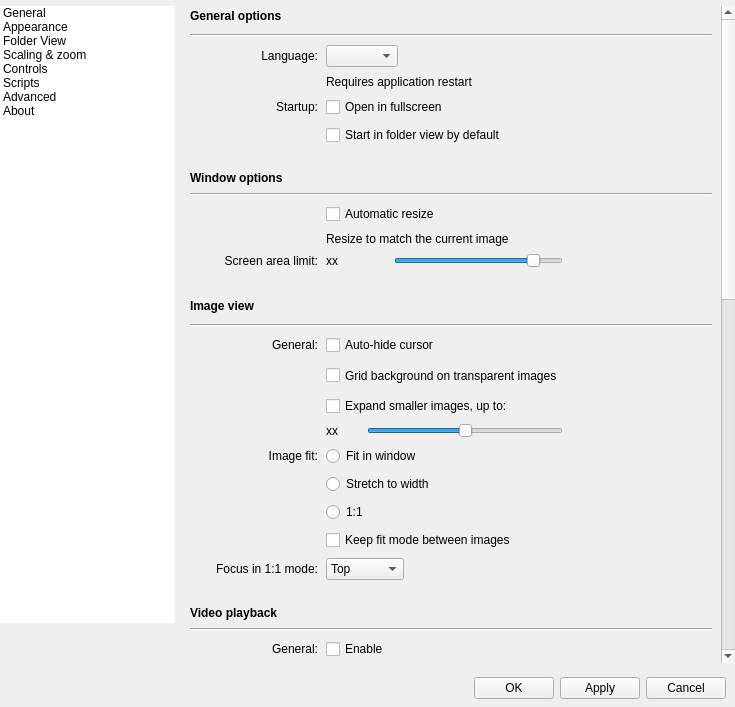
Before: the Qt Designer form qimgv/gui/dialogs/settingsdialog.ui in do-i/thumbgrid, drawn with Qt 5.
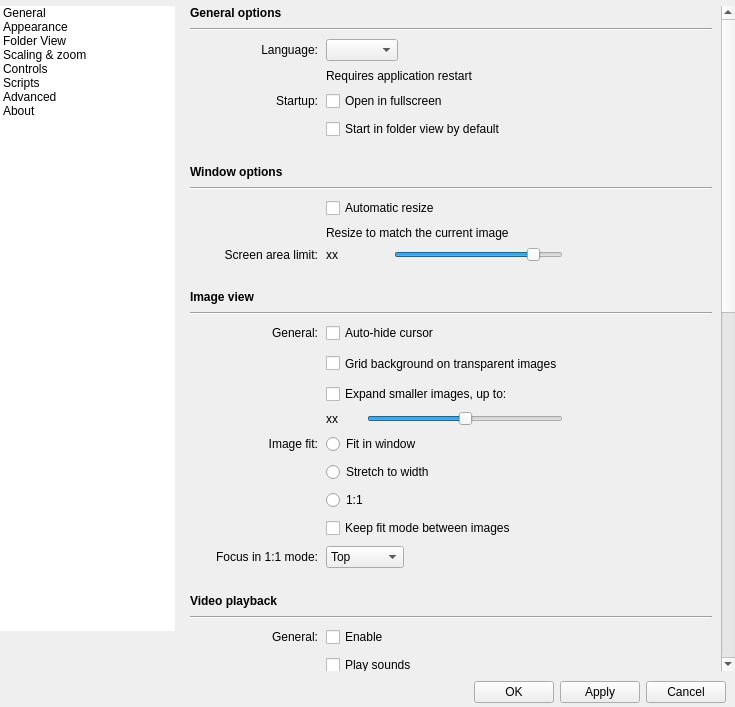
After: the same form once the commit is applied. Custom widgets are drawn as their Qt base class.

```diff
--- a/qimgv/gui/dialogs/settingsdialog.ui
+++ b/qimgv/gui/dialogs/settingsdialog.ui
@@ -299,9 +299,9 @@
               <property name="geometry">
                <rect>
                 <x>0</x>
-                <y>0</y>
+                <y>-1058</y>
                 <width>534</width>
-                <height>1710</height>
+                <height>1715</height>
                </rect>
               </property>
               <layout class="QVBoxLayout" name="verticalLayout_5" stretch="0,0">
@@ -385,12 +385,6 @@
                  </item>
                  <item row="0" column="0" colspan="3">
                   <widget class="QLabel" name="label_15">
-                   <property name="minimumSize">
-                    <size>
-                     <width>0</width>
-                     <height>20</height>
-                    </size>
-                   </property>
                    <property name="font">
                     <font>
                      <bold>true</bold>
@@ -875,12 +869,6 @@
                  </item>
                  <item row="53" column="0" colspan="3">
                   <widget class="QLabel" name="label_9">
-                   <property name="minimumSize">
-                    <size>
-                     <width>0</width>
-                     <height>20</height>
-                    </size>
-                   </property>
                    <property name="font">
                     <font>
                      <bold>true</bold>
@@ -1197,12 +1185,6 @@
                    <property name="enabled">
                     <bool>true</bool>
                    </property>
-                   <property name="minimumSize">
-                    <size>
-                     <width>0</width>
-                     <height>20</height>
-                    </size>
-                   </property>
                    <property name="font">
                     <font>
                      <bold>true</bold>
@@ -1242,12 +1224,6 @@
                  </item>
                  <item row="48" column="0" colspan="3">
                   <widget class="QLabel" name="label_13">
-                   <property name="minimumSize">
-                    <size>
-                     <width>0</width>
-                     <height>20</height>
-                    </size>
-                   </property>
                    <property name="font">
                     <font>
                      <bold>true</bold>
@@ -1554,12 +1530,6 @@
                  </item>
                  <item row="41" column="0" colspan="3">
                   <widget class="QLabel" name="label_10">
-                   <property name="minimumSize">
-                    <size>
-                     <width>0</width>
-                     <height>20</height>
-                    </size>
-                   </property>
                    <property name="font">
                     <font>
                      <bold>true</bold>
@@ -3686,13 +3656,13 @@
        <number>9</number>
       </property>
       <property name="topMargin">
-       <number>8</number>
+       <number>4</number>
       </property>
       <property name="rightMargin">
        <number>9</number>
       </property>
       <property name="bottomMargin">
-       <number>8</number>
+       <number>4</number>
       </property>
       <item>
        <widget class="QWidget" name="versionLabelWidget" native="true">
```
